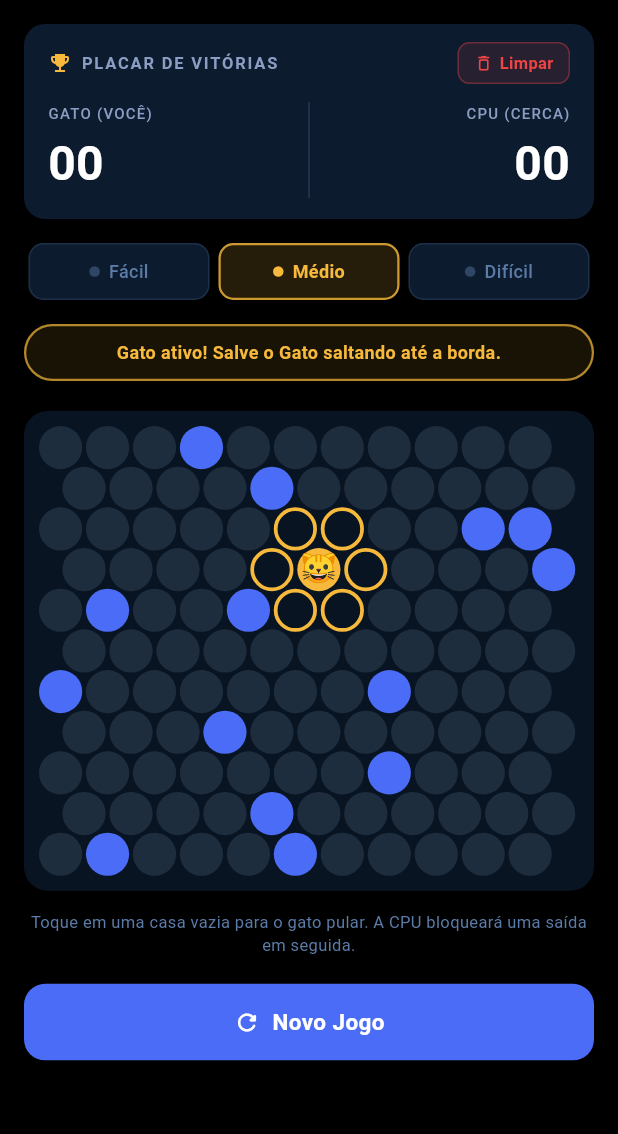
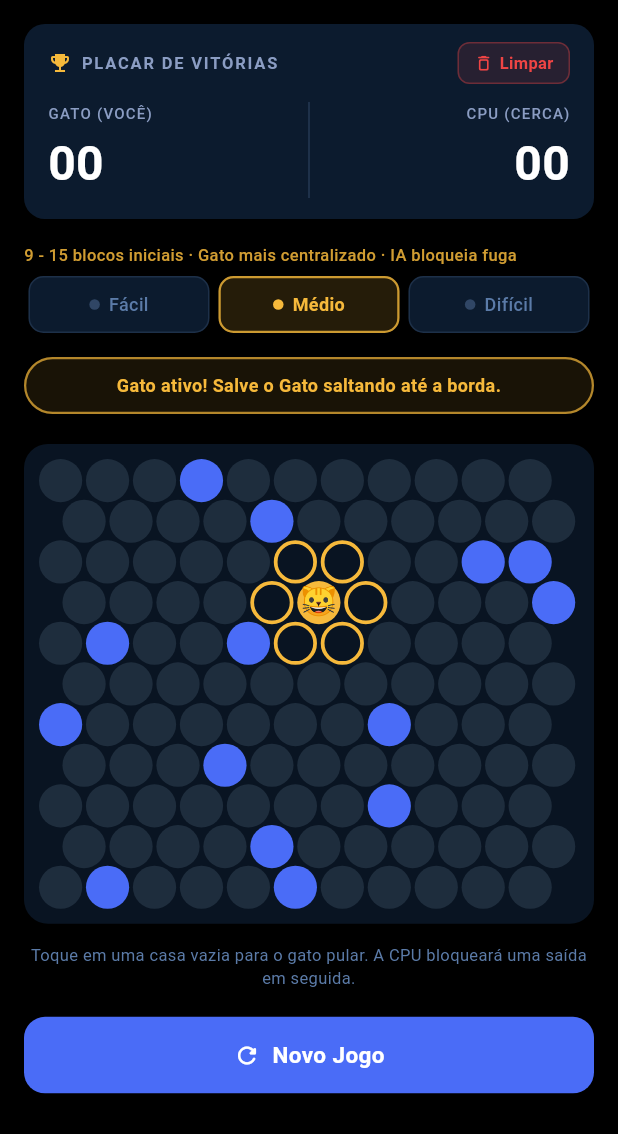
Before and after one commit to dariomatias-dev/catch_the_cat_app, a Flutter app: the screen it shows after launch, on a phone screen of 412 x 824 dp, the part 102-1236 px from its top. Run offline on Flutter 3.47's test engine with Material 3 defaults, Android fonts, the phone set to English and light mode, and no system bars; our stand-ins replace audioplayers, flutter_riverpod, shared_preferences.

Commit message:
feat(lib/src/features/game): added difficulty level descriptions
- Created descriptions detailing what changes in each difficulty level.

```diff
--- a/lib/src/features/game/domain/entities/difficulty.dart
+++ b/lib/src/features/game/domain/entities/difficulty.dart
@@ -2,8 +2,17 @@ enum Difficulty { easy, medium, hard }
 
 extension DifficultyExt on Difficulty {
   String get label => switch (this) {
-        Difficulty.easy => 'Fácil',
-        Difficulty.medium => 'Médio',
-        Difficulty.hard => 'Difícil',
-      };
+    Difficulty.easy => 'Fácil',
+    Difficulty.medium => 'Médio',
+    Difficulty.hard => 'Difícil',
+  };
+
+  String get description => switch (this) {
+    Difficulty.easy =>
+      '6 - 10 blocos iniciais · Gato em posição aleatória · IA joga aleatório',
+    Difficulty.medium =>
+      '9 - 15 blocos iniciais · Gato mais centralizado · IA bloqueia fuga',
+    Difficulty.hard =>
+      '12 - 16 blocos iniciais · Gato sempre no centro · IA maximiza bloqueio',
+  };
 }
--- a/lib/src/features/game/presentation/widgets/difficulty_selector.dart
+++ b/lib/src/features/game/presentation/widgets/difficulty_selector.dart
@@ -21,7 +21,23 @@ class DifficultySelector extends ConsumerWidget {
 
     return Padding(
       padding: const EdgeInsets.symmetric(horizontal: 16, vertical: 4),
-      child: Row(
+      child: Column(
+        crossAxisAlignment: CrossAxisAlignment.start,
+        children: [
+          AnimatedSwitcher(
+            duration: const Duration(milliseconds: 200),
+            child: Text(
+              current.description,
+              key: ValueKey(current),
+              style: TextStyle(
+                color: _colorFor(current).withValues(alpha: 0.85),
+                fontSize: 11,
+                fontWeight: FontWeight.w500,
+              ),
+            ),
+          ),
+          const SizedBox(height: 6),
+          Row(
             children: Difficulty.values.map((d) {
               final selected = d == current;
               final color = _colorFor(d);
@@ -80,6 +96,8 @@ class DifficultySelector extends ConsumerWidget {
               );
             }).toList(),
           ),
+        ],
+      ),
     );
   }
 }
```
Lines whose indentation alone changed are shown as unchanged.
